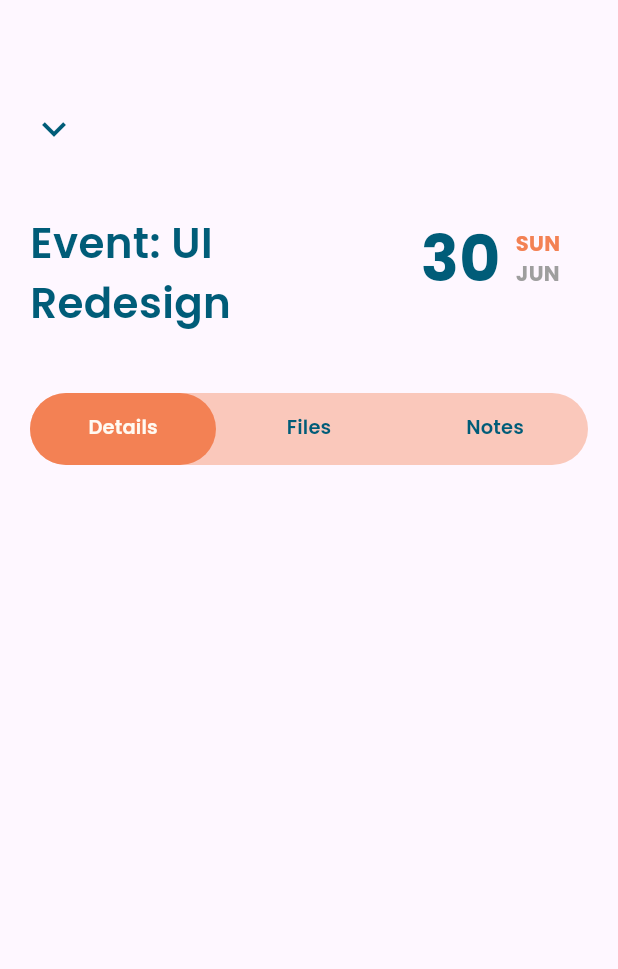
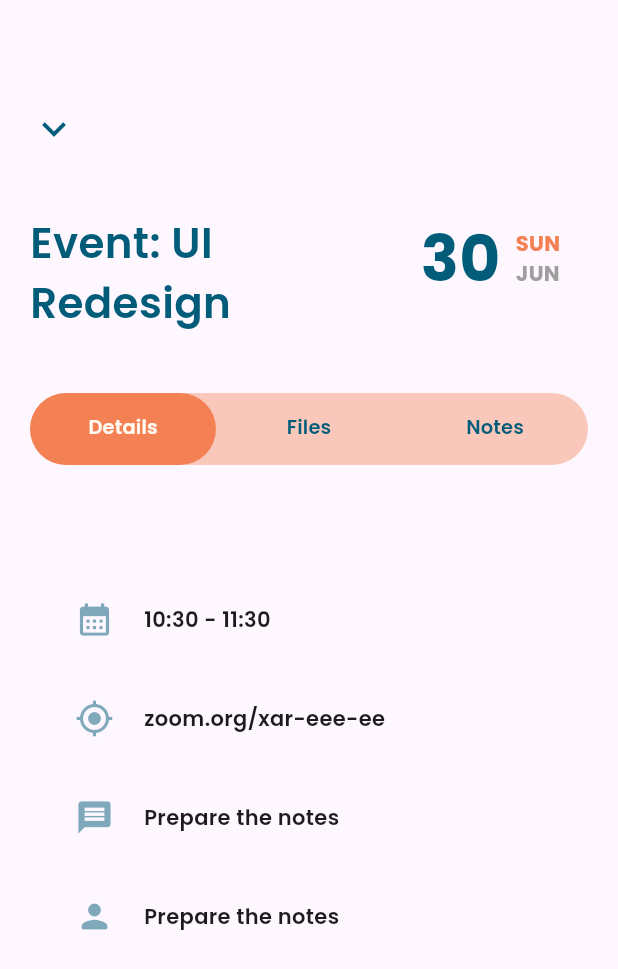
Before and after one commit to mvishnuprasad/taskIt, a Flutter app: the EventDetail widget shown alone on an empty page, opened directly, on a phone screen of 412 x 824 dp. Shown: the top 969 px of the screen. Run offline on Flutter 3.47's test engine with Material 3 defaults, Android fonts, the phone set to English and light mode, and no system bars; our stand-ins replace calendar_view, date_picker_timeline, google_fonts; missing offline and left inert: flutter_week_view.

Commit message:
code cleanup

```diff
--- a/lib/components/custom_text.dart
+++ b/lib/components/custom_text.dart
@@ -27,8 +27,9 @@ class IconsDecorated extends StatelessWidget {
   @override
   Widget build(BuildContext context) {
     return Container(
-      decoration:
-      BoxDecoration(shape: BoxShape.circle, color: AppThemeColors.highLight.withOpacity(0.5)),
+      decoration: BoxDecoration(
+          shape: BoxShape.circle,
+          color: AppThemeColors.highLight.withOpacity(0.5)),
       child: Padding(
         padding: const EdgeInsets.all(8.0),
         child: Icon(
--- /dev/null
+++ b/lib/components/tab_bar_page.dart
@@ -0,0 +1,40 @@
+import 'package:flutter/material.dart';
+import 'package:taskit/components/custom_text.dart';
+import 'package:taskit/constants/appconstants.dart';
+class DetailsTabBar extends StatelessWidget {
+  const DetailsTabBar({super.key});
+
+  @override
+  Widget build(BuildContext context) {
+    return ListView(
+      children: const [
+        TabBarItem(icon: Icons.calendar_month, text: '10:30 - 11:30',),
+        TabBarItem(icon: Icons.my_location_outlined, text: 'zoom.org/xar-eee-ee',),
+        TabBarItem(icon: Icons.message, text: 'Prepare the notes',),
+        TabBarItem(icon: Icons.person_rounded, text: 'Prepare the notes',),
+      ],
+    );
+  }
+
+
+}
+
+class TabBarItem extends StatelessWidget {
+  final IconData icon;
+  final String text;
+  const TabBarItem({super.key, required this.icon, required this.text});
+
+  @override
+  Widget build(BuildContext context) {
+    return  Row(
+      crossAxisAlignment: CrossAxisAlignment.center,
+      children: [
+        Padding(
+          padding: const EdgeInsets.only(right:20.0,bottom: 20.0,top: 20),
+          child: Icon(icon,size: 26,color: AppThemeColors.primaryColor.withOpacity(0.5),),
+        ),
+         TextView(fontSize: 14, title: text)
+      ],
+    );
+  }
+}
--- a/lib/pages/event_detail.dart
+++ b/lib/pages/event_detail.dart
@@ -1,5 +1,6 @@
 import 'package:flutter/material.dart';
 import 'package:taskit/components/custom_text.dart';
+import 'package:taskit/components/tab_bar_page.dart';
 import '../components/dateview.dart';
 import '../constants/appconstants.dart';
 
@@ -19,9 +20,12 @@ class EventDetail extends StatelessWidget {
                 topRight: Radius.circular(30), topLeft: Radius.circular(30))),
         child: Column(
           crossAxisAlignment: CrossAxisAlignment.start,
-
           children: [
-             Icon( Icons.keyboard_arrow_down,color: AppThemeColors.primaryColor,size: 32,),
+            Icon(
+              Icons.keyboard_arrow_down,
+              color: AppThemeColors.primaryColor,
+              size: 32,
+            ),
             const SizedBox(
               height: 40,
             ),
@@ -39,7 +43,7 @@ class EventDetail extends StatelessWidget {
               height: 40,
             ),
             Container(
-              width: (width - 40) ,
+              width: (width - 40),
               decoration: BoxDecoration(
                   color: AppThemeColors.highLight.withOpacity(0.4),
                   borderRadius: const BorderRadius.all(Radius.circular(30))),
@@ -69,7 +73,16 @@ class EventDetail extends StatelessWidget {
                   )),
                 ],
               ),
-            )
+            ),
+            const SizedBox(
+              height: 40,
+            ),
+            Container(
+                height: height * 0.5,
+                padding: const EdgeInsets.only(top: 30, left: 30, right: 30),
+                child: const TabBarView(
+                  children: [DetailsTabBar(), Text("print('');"), Text("sss")],
+                ))
           ],
         ),
       ),
```
Also changed, not shown: lib/components/custombutton.dart (deleted, +0 -48 lines), lib/components/roundbutton.dart (deleted, +0 -23 lines), lib/components/titlebar.dart (deleted, +0 -155 lines), lib/main.dart (+2 -11 lines).
